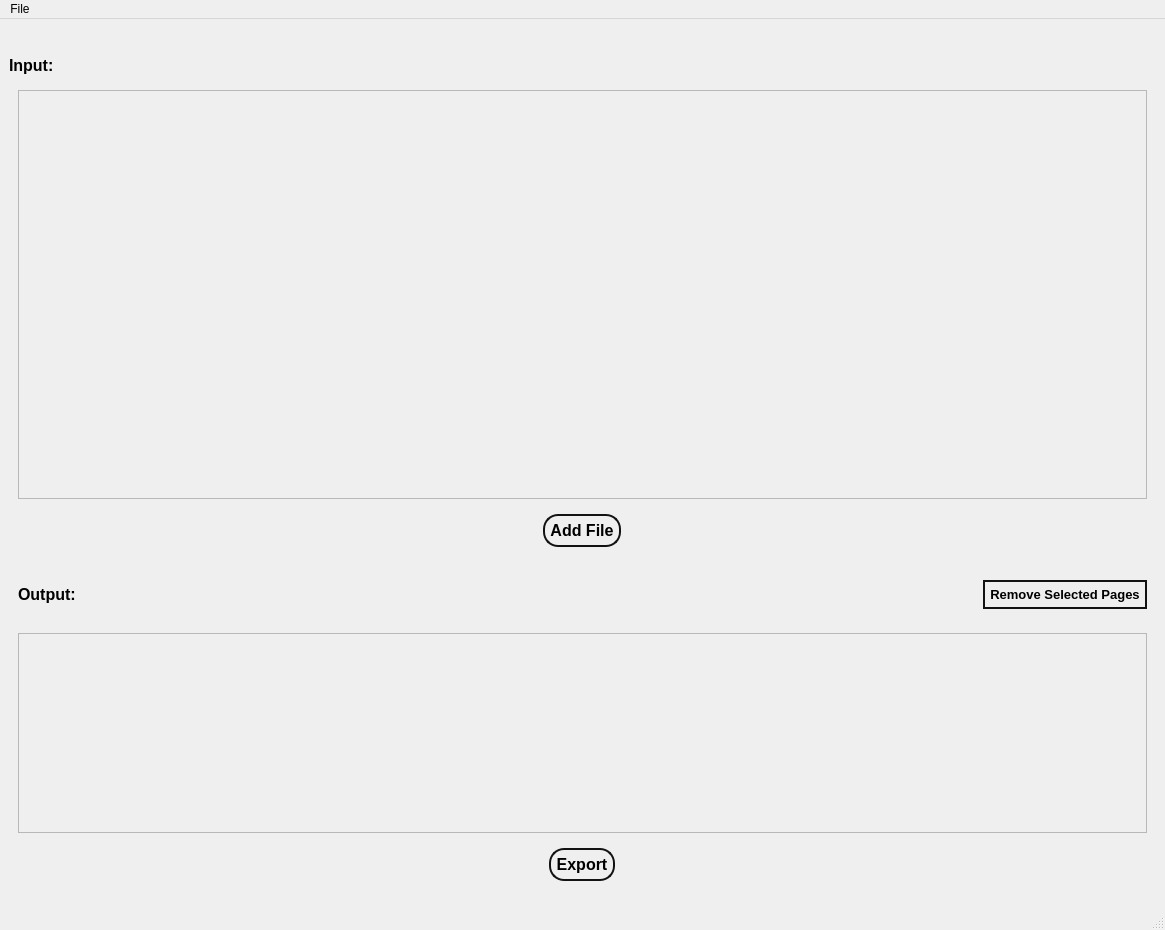
This is ui_files/MainWindow.ui in StevenSong-sTs/PDF-Tailor as Qt 5 draws it before an edit. The edited form follows.
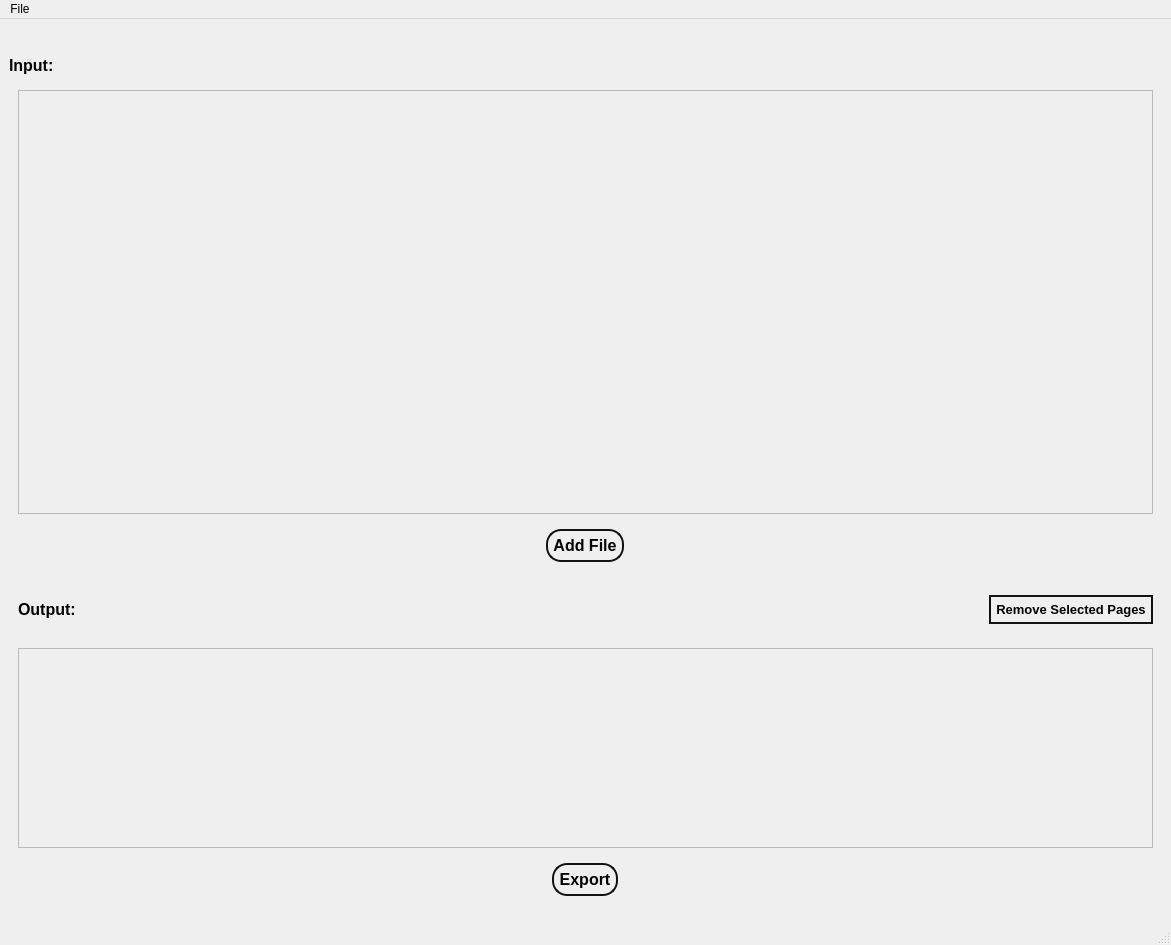
This is the edited form. Icons and pictures are not drawn.

Commit message: Add tooltip to buttons/labels

What changed in the file:
```diff
--- a/ui_files/MainWindow.ui
+++ b/ui_files/MainWindow.ui
@@ -6,8 +6,8 @@
    <rect>
     <x>0</x>
     <y>0</y>
-    <width>1165</width>
-    <height>930</height>
+    <width>1171</width>
+    <height>945</height>
    </rect>
   </property>
   <property name="windowTitle">
@@ -62,8 +62,8 @@
            <rect>
             <x>0</x>
             <y>0</y>
-            <width>1127</width>
-            <height>380</height>
+            <width>1133</width>
+            <height>393</height>
            </rect>
           </property>
          </widget>
@@ -215,7 +215,7 @@
            <rect>
             <x>0</x>
             <y>0</y>
-            <width>1127</width>
+            <width>1133</width>
             <height>198</height>
            </rect>
           </property>
@@ -276,7 +276,7 @@
     <rect>
      <x>0</x>
      <y>0</y>
-     <width>1165</width>
+     <width>1171</width>
      <height>33</height>
     </rect>
    </property>
```
Left out of the diff: 9 changed lines with no effect on the pictures. The commit also changes 5 other files.
